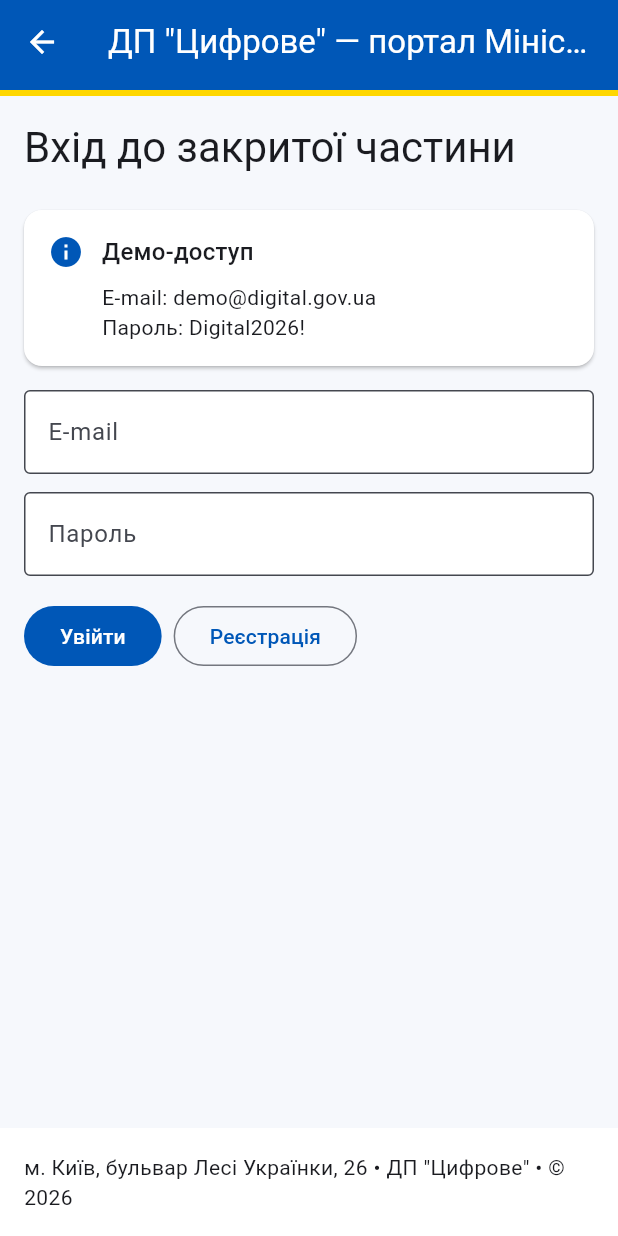
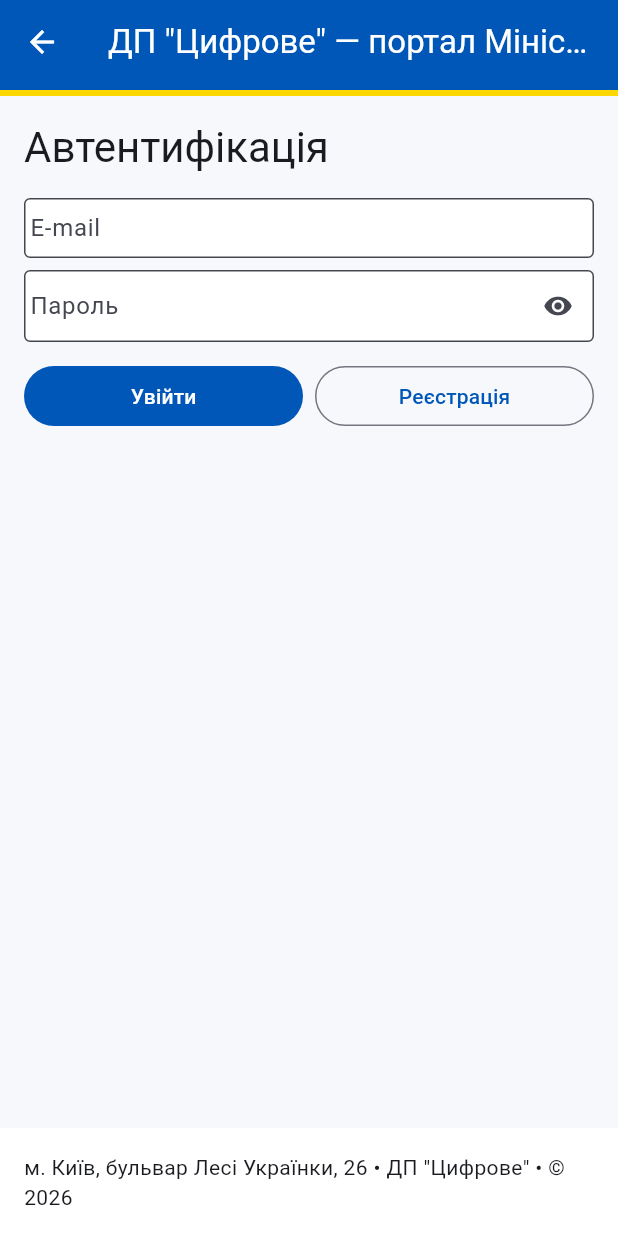
Before and after one commit to vsvictor/DSPortal, a Flutter app: the LoginPage screen opened by its route, on a phone screen of 412 x 824 dp. Run offline on Flutter 3.47's test engine with Material 3 defaults, Android fonts, the light colour scheme and no system bars.

Commit message:
feat(login): Add login and registration windows

```diff
--- a/lib/features/auth/login_page.dart
+++ b/lib/features/auth/login_page.dart
@@ -3,20 +3,42 @@ import 'package:dsportal/features/auth/auth_scope.dart';
 import 'package:dsportal/shared/portal_scaffold.dart';
 import 'package:flutter/material.dart';
 
-class LoginPage extends StatefulWidget {
+class LoginPage extends StatelessWidget {
   const LoginPage({super.key, this.redirectTo});
 
   final String? redirectTo;
 
   @override
-  State<LoginPage> createState() => _LoginPageState();
+  Widget build(BuildContext context) {
+    return PortalScaffold(
+      title: 'Автентифікація',
+      body: LoginForm(redirectTo: redirectTo),
+    );
+  }
 }
 
-class _LoginPageState extends State<LoginPage> {
+class LoginForm extends StatefulWidget {
+  const LoginForm({
+    super.key,
+    this.redirectTo,
+    this.onAuthenticated,
+    this.onRegisterRequested,
+  });
+
+  final String? redirectTo;
+  final VoidCallback? onAuthenticated;
+  final VoidCallback? onRegisterRequested;
+
+  @override
+  State<LoginForm> createState() => _LoginFormState();
+}
+
+class _LoginFormState extends State<LoginForm> {
   final GlobalKey<FormState> _formKey = GlobalKey<FormState>();
   final TextEditingController _emailController = TextEditingController();
   final TextEditingController _passwordController = TextEditingController();
   String? _errorText;
+  bool _isPasswordHidden = true;
 
   @override
   void dispose() {
@@ -41,6 +63,11 @@ class _LoginPageState extends State<LoginPage> {
       return;
     }
 
+    if (widget.onAuthenticated != null) {
+      widget.onAuthenticated!();
+      return;
+    }
+
     final String target = widget.redirectTo ?? AppRoutes.cabinet;
     Navigator.pushNamedAndRemoveUntil(
       context,
@@ -49,58 +76,94 @@ class _LoginPageState extends State<LoginPage> {
     );
   }
 
+  void _openRegister() {
+    if (widget.onRegisterRequested != null) {
+      widget.onRegisterRequested!();
+      return;
+    }
+
+    Navigator.pushNamed(context, AppRoutes.register);
+  }
+
   @override
   Widget build(BuildContext context) {
-    return PortalScaffold(
-      title: 'Вхід до закритої частини',
-      body: Form(
+    return Form(
       key: _formKey,
       child: Column(
         crossAxisAlignment: CrossAxisAlignment.start,
+        mainAxisSize: MainAxisSize.min,
         children: <Widget>[
-            const InfoCard(
-              title: 'Демо-доступ',
-              content: 'E-mail: demo@digital.gov.ua\nПароль: Digital2026!',
-              icon: Icons.info,
-            ),
-            const SizedBox(height: 8),
           TextFormField(
             controller: _emailController,
-              decoration: const InputDecoration(labelText: 'E-mail'),
+            decoration: const InputDecoration(
+              labelText: 'E-mail',
+              isDense: true,
+              contentPadding: EdgeInsets.symmetric(vertical: 8, horizontal: 0),
+            ),
             validator: (String? value) =>
                 (value == null || !value.contains('@'))
                 ? 'Вкажіть коректний e-mail'
                 : null,
           ),
-            const SizedBox(height: 12),
+          const SizedBox(height: 8),
           TextFormField(
             controller: _passwordController,
-              obscureText: true,
-              decoration: const InputDecoration(labelText: 'Пароль'),
+            obscureText: _isPasswordHidden,
+            decoration: InputDecoration(
+              labelText: 'Пароль',
+              isDense: true,
+              contentPadding: const EdgeInsets.symmetric(vertical: 8, horizontal: 0),
+              suffixIcon: IconButton(
+                tooltip: _isPasswordHidden ? 'Показати пароль' : 'Сховати пароль',
+                iconSize: 20,
+                padding: EdgeInsets.zero,
+                onPressed: () {
+                  setState(() => _isPasswordHidden = !_isPasswordHidden);
+                },
+                icon: Icon(
+                  _isPasswordHidden ? Icons.visibility : Icons.visibility_off,
+                ),
+              ),
+            ),
             validator: (String? value) =>
                 (value == null || value.isEmpty) ? 'Вкажіть пароль' : null,
           ),
           if (_errorText != null) ...<Widget>[
-              const SizedBox(height: 12),
+            const SizedBox(height: 8),
             Text(
               _errorText!,
-                style: TextStyle(color: Theme.of(context).colorScheme.error),
+              style: TextStyle(
+                color: Theme.of(context).colorScheme.error,
+                fontSize: 12,
+              ),
             ),
           ],
-            const SizedBox(height: 16),
-            Wrap(
-              spacing: 8,
+          const SizedBox(height: 12),
+          Row(
             children: <Widget>[
-                FilledButton(onPressed: _submit, child: const Text('Увійти')),
-                OutlinedButton(
-                  onPressed: () => Navigator.pushNamed(context, AppRoutes.register),
-                  child: const Text('Реєстрація'),
+              Expanded(
+                child: FilledButton(
+                  onPressed: _submit,
+                  child: const Text(
+                    'Увійти',
+                    style: TextStyle(fontSize: 14),
+                  ),
+                ),
+              ),
+              const SizedBox(width: 8),
+              Expanded(
+                child: OutlinedButton(
+                  onPressed: _openRegister,
+                  child: const Text(
+                    'Реєстрація',
+                    style: TextStyle(fontSize: 14),
+                  ),
+                ),
               ),
             ],
           ),
         ],
       ),
-      ),
     );
   }
 }
--- a/lib/features/public/home_page.dart
+++ b/lib/features/public/home_page.dart
@@ -1,5 +1,6 @@
 import 'package:dsportal/app/routes.dart';
 import 'package:dsportal/core/theme.dart';
+import 'package:dsportal/features/auth/auth_modal.dart';
 import 'package:dsportal/features/auth/auth_scope.dart';
 import 'package:dsportal/shared/portal_scaffold.dart';
 import 'package:flutter/foundation.dart';
@@ -528,7 +529,7 @@ class _DesktopTopHeader extends StatelessWidget {
               ),
               const SizedBox(width: 14),
               FilledButton(
-                onPressed: () => Navigator.pushNamed(context, AppRoutes.cabinet),
+                onPressed: () => openCabinetWithAuthModal(context),
                 style: FilledButton.styleFrom(
                   backgroundColor: DsColors.blue,
                   foregroundColor: Colors.white,
--- a/lib/shared/portal_scaffold.dart
+++ b/lib/shared/portal_scaffold.dart
@@ -1,5 +1,6 @@
 import 'package:dsportal/app/routes.dart';
 import 'package:dsportal/core/theme.dart';
+import 'package:dsportal/features/auth/auth_modal.dart';
 import 'package:dsportal/features/auth/auth_scope.dart';
 import 'package:flutter/material.dart';
 
@@ -123,7 +124,7 @@ class PortalDrawer extends StatelessWidget {
             title: Text(auth.isAuthenticated ? 'Закрита частина' : 'Кабінет (вхід)'),
             onTap: () {
               Navigator.pop(context);
-              Navigator.pushNamed(context, AppRoutes.cabinet);
+              openCabinetWithAuthModal(context);
             },
           ),
           if (auth.isAuthenticated)
```
Also changed, not shown: lib/features/auth/auth_modal.dart (added, +126 -0 lines), lib/features/auth/register_page.dart (+128 -26 lines). Lines whose indentation alone changed are shown as unchanged.
